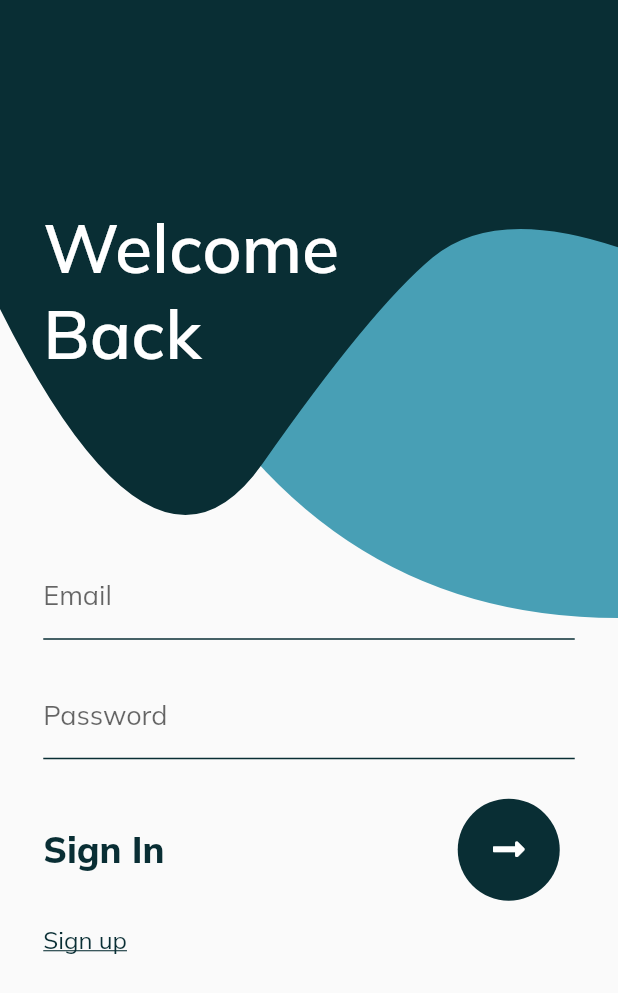
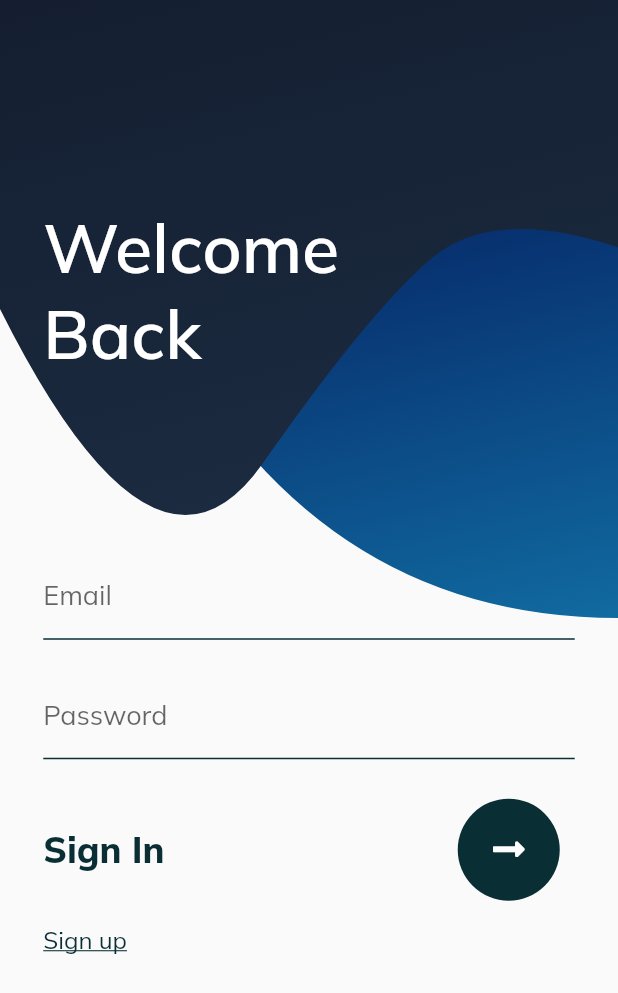
Before and after one commit to IEDC-CEAL/Project-Haajar, a Flutter app: the screen it shows after launch, on a phone screen of 412 x 824 dp. Shown: the top 993 px of the screen. Run offline on Flutter 3.47's test engine with Material 2 defaults, Android fonts, the light colour scheme and no system bars; our stand-ins replace firebase_core, font_awesome_flutter, get, google_fonts; accounts and stored records are empty.

Commit message:
Added gradient colors instead of static colors

```diff
--- a/lib/views/sign_in_page/sign_in_background_painter.dart
+++ b/lib/views/sign_in_page/sign_in_background_painter.dart
@@ -1,24 +1,49 @@
 // A class to custom paint the sign in screen
 
+import 'dart:ui' as ui;
 import 'dart:ui';
 
 import 'package:flutter/animation.dart';
+import 'package:flutter/cupertino.dart';
 import 'package:flutter/rendering.dart';
+import 'package:get/route_manager.dart';
 import 'package:project_haajar/model/sign_in_page/springCurve.dart';
-
-import '../../model/sign_in_page/palette.dart';
 
 class BackgroundPainter extends CustomPainter {
   //Accessing Palette class constants
   BackgroundPainter({Animation<double> animation})
       : bluePaint = Paint()
-          ..color = Palette.lightBlue
+          // ..color =  Palette.darkBlue
+          ..shader = ui.Gradient.linear(
+            Offset(0, 0),
+            Offset(Get.size.width / 2, Get.size.height),
+            [
+              Color(0xff000046),
+              Color(0xff1CB5E0),
+            ],
+          )
           ..style = PaintingStyle.fill,
         greyPaint = Paint()
-          ..color = Palette.darkBlue
+          // ..color = Palette.darkBlue
+          ..shader = ui.Gradient.linear(
+            Offset(0, 0),
+            Offset(Get.size.width / 2, Get.size.height),
+            [
+              Color(0xff141E30),
+              Color(0xff243B55),
+            ],
+          )
           ..style = PaintingStyle.fill,
         orangePaint = Paint()
-          ..color = Palette.orange
+          // ..color = Palette.orange
+          ..shader = ui.Gradient.linear(
+            Offset(0, 0),
+            Offset(Get.size.width / 2, Get.size.height),
+            [
+              Color(0xffc21500),
+              Color(0xffffc500),
+            ],
+          )
           ..style = PaintingStyle.fill,
         blueAnimation = CurvedAnimation(
             parent: animation,
```
